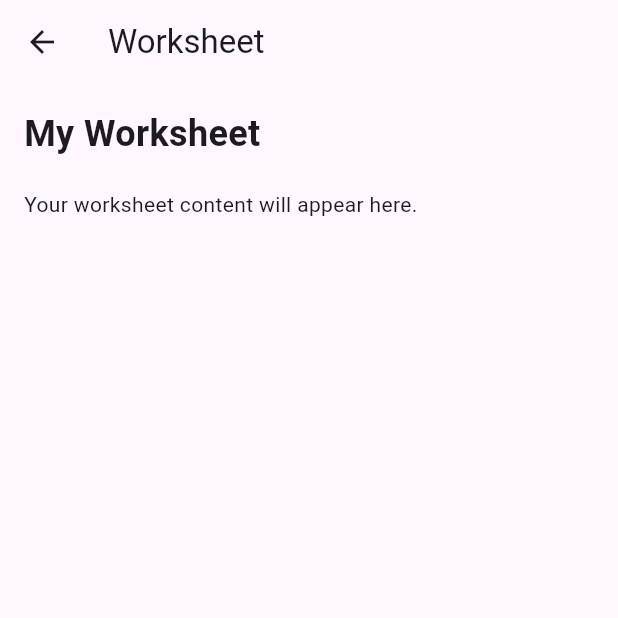
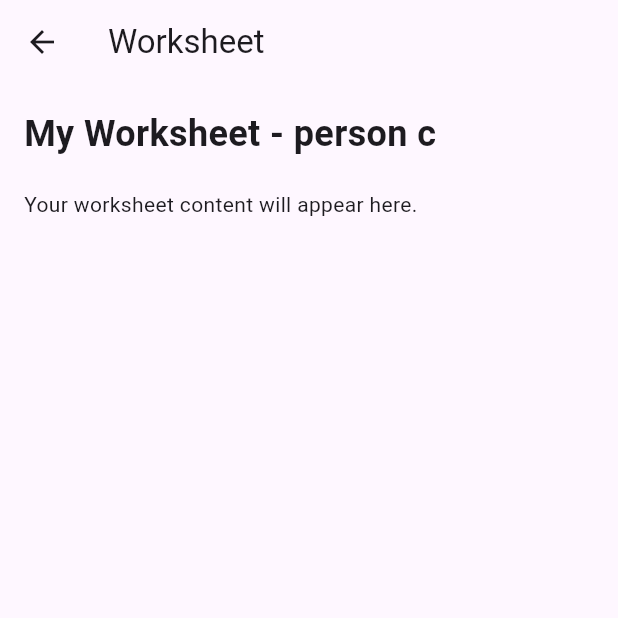
Before and after one commit to priyanshiy1312-ui/tribal_edu_app, a Flutter app: the WorksheetScreen screen opened directly, on a phone screen of 412 x 824 dp, the top half of it. Run offline on Flutter 3.47's test engine with Material 3 defaults, Android fonts, the light colour scheme and no system bars.

Commit message:
Complete Worksheet screen for Person C

```diff
--- a/lib/screens/worksheet_screen.dart
+++ b/lib/screens/worksheet_screen.dart
@@ -13,7 +13,7 @@ class WorksheetScreen extends StatelessWidget {
           crossAxisAlignment: CrossAxisAlignment.start,
           children: [
             Text(
-              'My Worksheet',
+              'My Worksheet - person c',
               style: TextStyle(
                 fontSize: 24,
                 fontWeight: FontWeight.bold,
```
